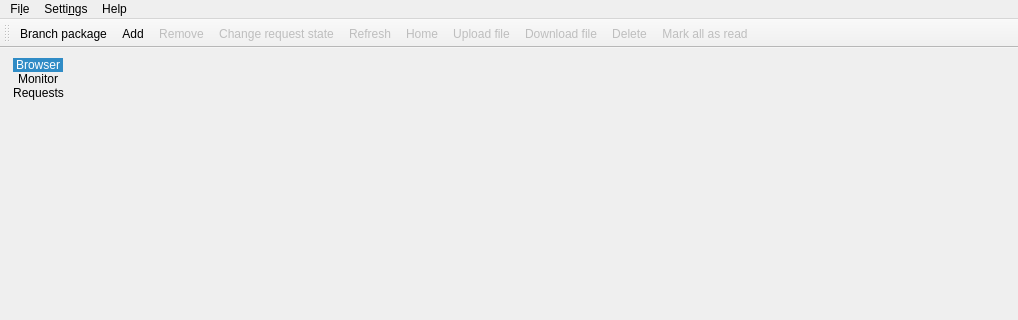
javierllorente/qactus, file src/gui/mainwindow.ui: the form before one commit; both pictures show x 0 to 1018 and y 0 to 320 of the 1018 by 540 pixel window.
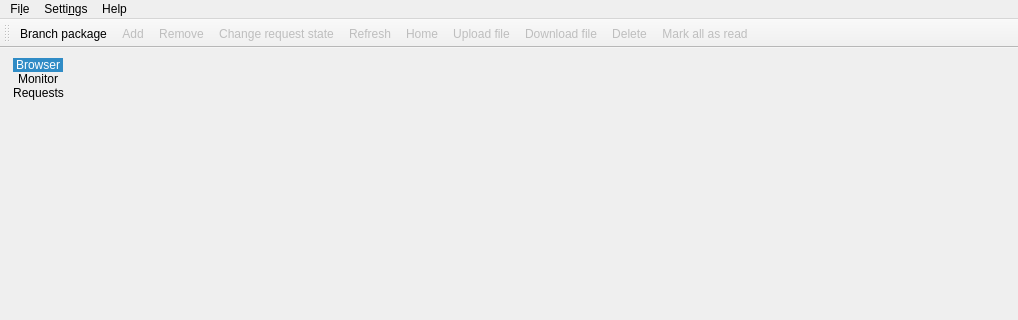
The form after the commit. Icons and pictures are not drawn. Custom widgets are drawn as their Qt base class.

Commit message: Enable add button (monitor) only if we are authenticated in order to avoid a friendly null pointer

Diff of the .ui file:
```diff
--- a/src/gui/mainwindow.ui
+++ b/src/gui/mainwindow.ui
@@ -211,6 +211,9 @@
    </property>
   </action>
   <action name="action_Add">
+   <property name="enabled">
+    <bool>false</bool>
+   </property>
    <property name="icon">
     <iconset theme="list-add">
      <normaloff>.</normaloff>.</iconset>
```
Left out of the diff: 56 changed lines with no effect on the pictures. The commit also changes 1 other file.
